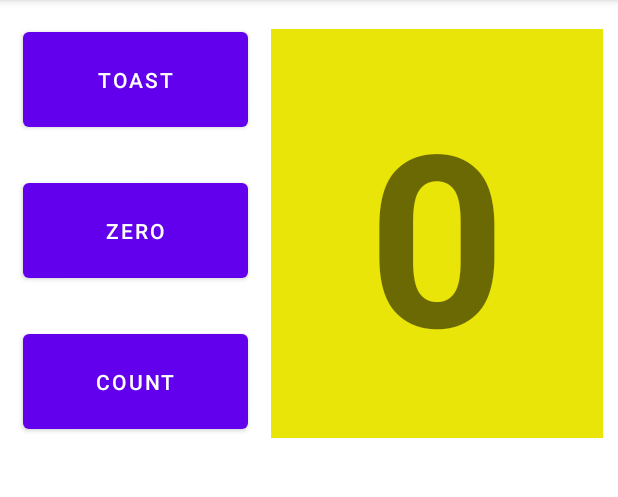
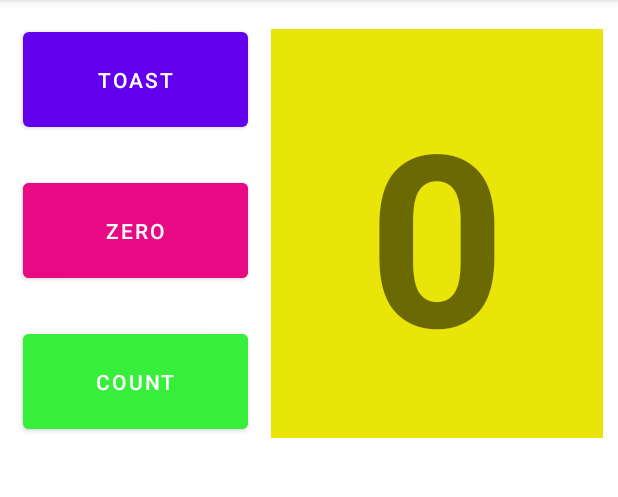
Before and after one commit to Acceleratorll/Hello_Toast, an Android app: the screen it shows after launch (MainActivity), on a phone screen of 412 x 824 dp, the part 84-581 px from its top. Run offline under Robolectric (Android 15) with nearby library versions, the phone set to English and light mode, and no system bars.

```diff
--- a/app/src/main/res/layout/activity_main.xml
+++ b/app/src/main/res/layout/activity_main.xml
@@ -25,6 +25,7 @@
         android:layout_marginTop="25dp"
         android:onClick="showZero"
         android:text="ZERO"
+        android:backgroundTint="@color/purple"
         android:textColor="@android:color/white"
         app:layout_constraintStart_toStartOf="@+id/button_toast"
         app:layout_constraintTop_toBottomOf="@+id/button_toast" />
@@ -61,6 +62,7 @@
         android:layout_marginTop="25dp"
         android:onClick="countUp"
         android:text="Count"
+        android:backgroundTint="@color/green"
         android:textColor="@android:color/white"
         app:layout_constraintStart_toStartOf="@+id/button_zero"
         app:layout_constraintTop_toBottomOf="@+id/button_zero" />
--- a/app/src/main/res/values/colors.xml
+++ b/app/src/main/res/values/colors.xml
@@ -8,4 +8,6 @@
     <color name="black">#FF000000</color>
     <color name="white">#FFFFFFFF</color>
     <color name="yellow">#EAE509</color>
+    <color name="purple">#EA0985</color>
+    <color name="green">#37EF3A</color>
 </resources>
```
Also changed, not shown: 3 other files.
